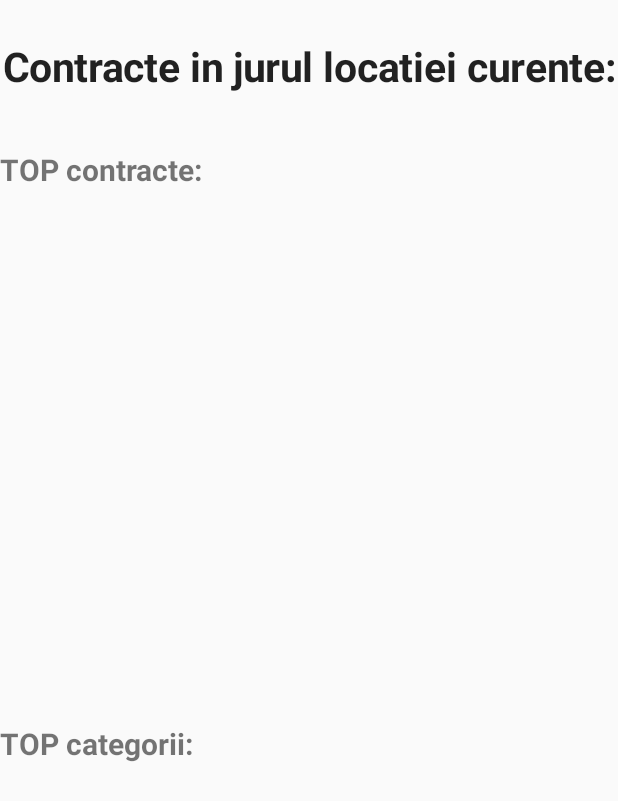
After one commit to initiativaromania/HBP-Android, an Android app: the layout statistics_around_fragment.xml on its own in the app's theme, with its tools: preview values and no code run, on a phone screen of 412 x 824 dp. The commit adds this screen. Shown: the top 801 px of the screen. Run offline under Robolectric (Android 15) with nearby library versions, the phone set to English and light mode, and no system bars; network calls fail.

Commit message:
Statistics view

```diff
--- a/InitiativaRomania/app/src/main/java/com/example/claudiu/investitiipublice/IRUserInterface/StatisticsFragment.java
+++ b/InitiativaRomania/app/src/main/java/com/example/claudiu/investitiipublice/IRUserInterface/StatisticsFragment.java
@@ -14,7 +14,7 @@ import com.example.claudiu.initiativaromania.R;
 public class StatisticsFragment extends Fragment {
     public static final String EXTRA_MESSAGE = "EXTRA_MESSAGE";
 
-    public static final StatisticsFragment newInstance(String message)
+    public static StatisticsFragment newInstance(String message)
     {
         StatisticsFragment f = new StatisticsFragment();
         Bundle bdl = new Bundle(1);
--- a/InitiativaRomania/app/src/main/java/com/example/claudiu/investitiipublice/IRUserInterface/StatisticsViewFragment.java
+++ b/InitiativaRomania/app/src/main/java/com/example/claudiu/investitiipublice/IRUserInterface/StatisticsViewFragment.java
@@ -4,6 +4,7 @@ import android.os.Bundle;
 import android.support.v4.app.Fragment;
 import android.support.v4.view.ViewPager;
 import com.example.claudiu.initiativaromania.R;
+import com.example.claudiu.investitiipublice.IRUserInterface.statistics.AroundStatisticsFragment;
 
 import java.util.ArrayList;
 import java.util.List;
@@ -40,7 +41,7 @@ public class StatisticsViewFragment extends Fragment {
 
     private List<Fragment> getFragments() {
         List<Fragment> fList = new ArrayList<Fragment>();
-        fList.add(StatisticsFragment.newInstance("Fragment 1"));
+        fList.add(AroundStatisticsFragment.newInstance());
         fList.add(StatisticsFragment.newInstance("Fragment 2"));
         fList.add(StatisticsFragment.newInstance("Fragment 3"));
         return fList;
--- /dev/null
+++ b/InitiativaRomania/app/src/main/java/com/example/claudiu/investitiipublice/IRUserInterface/statistics/FontFitTextView.java
@@ -0,0 +1,77 @@
+package com.example.claudiu.investitiipublice.IRUserInterface.statistics;
+
+import android.content.Context;
+import android.graphics.Paint;
+import android.util.AttributeSet;
+import android.util.TypedValue;
+import android.widget.TextView;
+
+public class FontFitTextView extends TextView {
+
+    public FontFitTextView(Context context) {
+        super(context);
+        initialise();
+    }
+
+    public FontFitTextView(Context context, AttributeSet attrs) {
+        super(context, attrs);
+        initialise();
+    }
+
+    private void initialise() {
+        mTestPaint = new Paint();
+        mTestPaint.set(this.getPaint());
+        //max size defaults to the initially specified text size unless it is too small
+    }
+
+    /* Re size the font so the specified text fits in the text box
+     * assuming the text box is the specified width.
+     */
+    private void refitText(String text, int textWidth)
+    {
+        if (textWidth <= 0)
+            return;
+        int targetWidth = textWidth - this.getPaddingLeft() - this.getPaddingRight();
+        float hi = 100;
+        float lo = 2;
+        final float threshold = 0.5f; // How close we have to be
+
+        mTestPaint.set(this.getPaint());
+
+        while((hi - lo) > threshold) {
+            float size = (hi+lo)/2;
+            mTestPaint.setTextSize(size);
+            if(mTestPaint.measureText(text) >= targetWidth)
+                hi = size; // too big
+            else
+                lo = size; // too small
+        }
+        // Use lo so that we undershoot rather than overshoot
+        this.setTextSize(TypedValue.COMPLEX_UNIT_PX, lo);
+    }
+
+    @Override
+    protected void onMeasure(int widthMeasureSpec, int heightMeasureSpec)
+    {
+        super.onMeasure(widthMeasureSpec, heightMeasureSpec);
+        int parentWidth = MeasureSpec.getSize(widthMeasureSpec);
+        int height = getMeasuredHeight();
+        refitText(this.getText().toString(), parentWidth);
+        this.setMeasuredDimension(parentWidth, height);
+    }
+
+    @Override
+    protected void onTextChanged(final CharSequence text, final int start, final int before, final int after) {
+        refitText(text.toString(), this.getWidth());
+    }
+
+    @Override
+    protected void onSizeChanged (int w, int h, int oldw, int oldh) {
+        if (w != oldw) {
+            refitText(this.getText().toString(), w);
+        }
+    }
+
+    //Attributes
+    private Paint mTestPaint;
+}
--- /dev/null
+++ b/InitiativaRomania/app/src/main/res/layout/statistics_around_fragment.xml
@@ -0,0 +1,57 @@
+<?xml version="1.0" encoding="utf-8"?>
+<RelativeLayout xmlns:android="http://schemas.android.com/apk/res/android"
+    android:layout_width="match_parent"
+    android:layout_height="match_parent"
+    android:orientation="vertical">
+
+
+    <LinearLayout
+        android:layout_width="match_parent"
+        android:layout_height="match_parent"
+        android:layout_alignParentLeft="true"
+        android:layout_alignParentStart="true"
+        android:layout_alignParentTop="true"
+        android:orientation="vertical"
+        android:weightSum="1">
+
+        <com.example.claudiu.investitiipublice.IRUserInterface.statistics.FontFitTextView
+            android:layout_width="match_parent"
+            android:layout_height="10dp"
+            android:layout_weight="0.1"
+            android:gravity="center"
+            android:text="Contracte in jurul locatiei curente:"
+            android:textAppearance="?android:attr/textAppearanceLarge"
+            android:textStyle="bold" />
+
+        <TextView
+            android:layout_width="match_parent"
+            android:layout_height="10dp"
+            android:layout_weight="0.07"
+            android:paddingTop="10dp"
+            android:textSize="20sp"
+            android:textStyle="bold"
+            android:text="TOP contracte:"/>
+
+        <ListView
+            android:id="@+id/statistics_around_order_list"
+            android:layout_width="match_parent"
+            android:layout_height="0dp"
+            android:layout_weight="0.4">
+        </ListView>
+
+        <TextView
+            android:layout_width="match_parent"
+            android:layout_height="10dp"
+            android:layout_weight="0.07"
+            android:paddingTop="10dp"
+            android:textSize="20sp"
+            android:textStyle="bold"
+            android:text="TOP categorii:"/>
+        <ListView
+            android:id="@+id/statistics_around_categories_list"
+            android:layout_width="match_parent"
+            android:layout_height="0dp"
+            android:layout_weight="0.4">
+        </ListView>
+    </LinearLayout>
+</RelativeLayout>
```
Also changed, not shown: InitiativaRomania/app/src/main/java/com/example/claudiu/investitiipublice/IRObjects/CommManager.java (+27 -0 lines), InitiativaRomania/app/src/main/java/com/example/claudiu/investitiipublice/IRUserInterface/statistics/AroundStatisticsFragment.java (added, +87 -0 lines), InitiativaRomania/app/src/main/java/com/example/claudiu/investitiipublice/IRUserInterface/statistics/StatisticsCategoryRowAdapter.java (added, +63 -0 lines), InitiativaRomania/app/src/main/java/com/example/claudiu/investitiipublice/IRUserInterface/statistics/StatisticsContractRowAdapter.java (added, +71 -0 lines), InitiativaRomania/app/src/main/java/com/example/claudiu/investitiipublice/error/ErrorManager.java (added, +12 -0 lines), InitiativaRomania/app/src/main/res/layout/statistics_around_fragment_category_list_row.xml (added, +15 -0 lines), InitiativaRomania/app/src/main/res/layout/statistics_around_fragment_contract_list_row.xml (added, +17 -0 lines), 2 other files.
